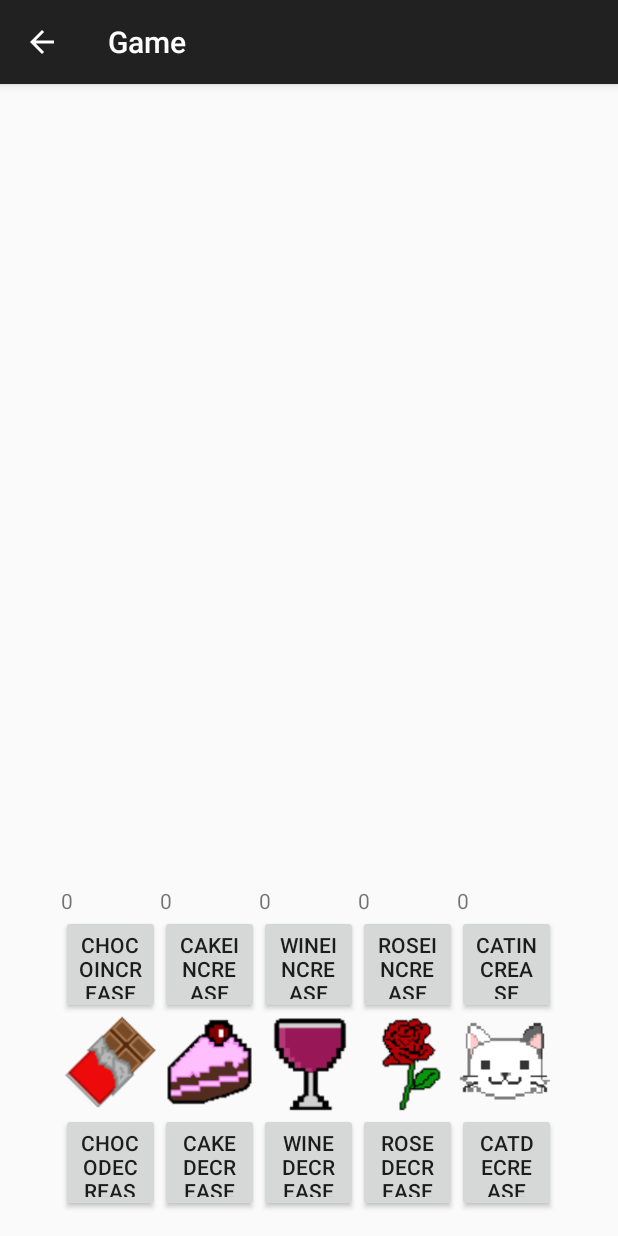
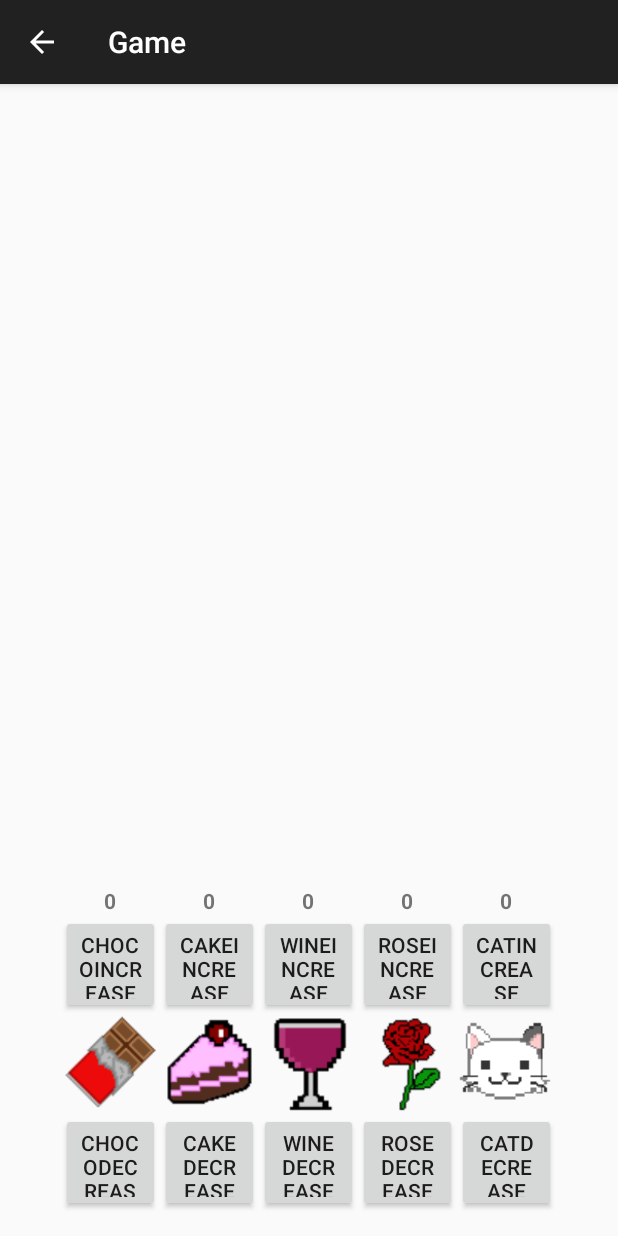
Before and after one commit to aptmac/Hackentines2016, an Android app: the Game screen opened directly, with no data from a screen before it, on a phone screen of 412 x 824 dp. Run offline under Robolectric (Android 15) with nearby library versions, the light colour scheme and no system bars.

Commit message:
Added Increase/Decrease functionality to Game

```diff
--- a/app/src/main/res/layout/activity_game.xml
+++ b/app/src/main/res/layout/activity_game.xml
@@ -16,8 +16,8 @@
         android:text="CakeIncrease"
         android:id="@+id/btnCakeIncrease"
         android:layout_alignTop="@+id/btnChocolateIncrease"
-        android:layout_toLeftOf="@+id/button"
-        android:layout_toStartOf="@+id/button"
+        android:layout_toLeftOf="@+id/btnEasy"
+        android:layout_toStartOf="@+id/btnEasy"
         android:onClick="IncreaseCake" />
     <Button
         style="?android:attr/buttonStyleSmall"
@@ -74,7 +74,7 @@
         android:layout_width="66dp"
         android:layout_height="66dp"
         android:text="WineIncrease"
-        android:id="@+id/button"
+        android:id="@+id/btnEasy"
         android:layout_alignTop="@+id/btnCakeIncrease"
         android:layout_centerHorizontal="true"
         android:onClick="IncreaseWine" />
@@ -84,7 +84,7 @@
         android:layout_height="66dp"
         android:id="@+id/imgWine"
         android:background="@drawable/wine"
-        android:layout_above="@+id/button2"
+        android:layout_above="@+id/btnMedium"
         android:layout_toLeftOf="@+id/imgRose"
         android:layout_toStartOf="@+id/imgRose" />
 
@@ -93,7 +93,7 @@
         android:layout_width="66dp"
         android:layout_height="66dp"
         android:text="WineDecrease"
-        android:id="@+id/button2"
+        android:id="@+id/btnMedium"
         android:layout_below="@+id/imgRose"
         android:layout_alignLeft="@+id/imgWine"
         android:layout_alignStart="@+id/imgWine"
@@ -105,9 +105,9 @@
         android:layout_height="66dp"
         android:text="RoseIncrease"
         android:id="@+id/btnRoseIncrease"
-        android:layout_alignTop="@+id/button"
-        android:layout_toRightOf="@+id/button"
-        android:layout_toEndOf="@+id/button"
+        android:layout_alignTop="@+id/btnEasy"
+        android:layout_toRightOf="@+id/btnEasy"
+        android:layout_toEndOf="@+id/btnEasy"
         android:onClick="IncreaseRose" />
 
     <ImageView
@@ -116,7 +116,7 @@
         android:id="@+id/imgRose"
         android:background="@drawable/rose"
         android:layout_below="@+id/btnRoseIncrease"
-        android:layout_toRightOf="@+id/button" />
+        android:layout_toRightOf="@+id/btnEasy" />
 
     <Button
         style="?android:attr/buttonStyleSmall"
@@ -170,7 +170,9 @@
         android:layout_alignLeft="@+id/btnChocolateIncrease"
         android:layout_alignStart="@+id/btnChocolateIncrease"
         android:layout_toLeftOf="@+id/btnCakeIncrease"
-        android:layout_toStartOf="@+id/btnCakeIncrease" />
+        android:layout_toStartOf="@+id/btnCakeIncrease"
+        android:textStyle="bold"
+        android:textAlignment="center" />
 
     <TextView
         android:layout_width="wrap_content"
@@ -182,7 +184,9 @@
         android:layout_alignRight="@+id/btnCakeIncrease"
         android:layout_alignEnd="@+id/btnCakeIncrease"
         android:layout_toRightOf="@+id/btnChocolateIncrease"
-        android:layout_toEndOf="@+id/btnChocolateIncrease" />
+        android:layout_toEndOf="@+id/btnChocolateIncrease"
+        android:textStyle="bold"
+        android:textAlignment="center" />
 
     <TextView
         android:layout_width="wrap_content"
@@ -191,10 +195,12 @@
         android:text="0"
         android:id="@+id/txtWine"
         android:layout_above="@+id/btnCakeIncrease"
-        android:layout_alignLeft="@+id/button"
-        android:layout_alignStart="@+id/button"
-        android:layout_alignRight="@+id/button"
-        android:layout_alignEnd="@+id/button" />
+        android:layout_alignLeft="@+id/btnEasy"
+        android:layout_alignStart="@+id/btnEasy"
+        android:layout_alignRight="@+id/btnEasy"
+        android:layout_alignEnd="@+id/btnEasy"
+        android:textStyle="bold"
+        android:textAlignment="center" />
 
     <TextView
         android:layout_width="wrap_content"
@@ -206,7 +212,9 @@
         android:layout_alignRight="@+id/btnRoseIncrease"
         android:layout_alignEnd="@+id/btnRoseIncrease"
         android:layout_alignLeft="@+id/btnRoseIncrease"
-        android:layout_alignStart="@+id/btnRoseIncrease" />
+        android:layout_alignStart="@+id/btnRoseIncrease"
+        android:textStyle="bold"
+        android:textAlignment="center" />
 
     <TextView
         android:layout_width="wrap_content"
@@ -218,6 +226,8 @@
         android:layout_alignEnd="@+id/btnCatIncrase"
         android:layout_alignTop="@+id/txtRose"
         android:layout_alignLeft="@+id/btnCatIncrase"
-        android:layout_alignStart="@+id/btnCatIncrase" />
+        android:layout_alignStart="@+id/btnCatIncrase"
+        android:textStyle="bold"
+        android:textAlignment="center" />
 
 </RelativeLayout>
```
Also changed, not shown: app/src/main/java/com/example/norifurikake/hackenties2016/Game.java (+111 -22 lines), app/src/main/res/layout/activity_difficulty.xml (+18 -18 lines), app/src/main/res/layout/activity_main.xml (+8 -8 lines).
